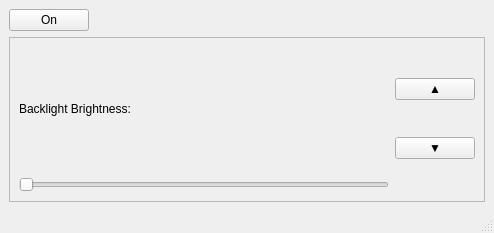
This is sw/ui/mainwindow.ui in OSCARAdapter/OSCAR as Qt 5 draws it before an edit. The edited form follows.
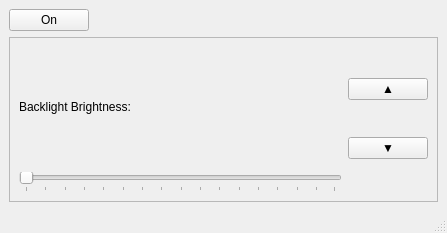
This is the edited form.

Diff of the .ui file:
```diff
--- a/sw/ui/mainwindow.ui
+++ b/sw/ui/mainwindow.ui
@@ -6,7 +6,7 @@
    <rect>
     <x>0</x>
     <y>0</y>
-    <width>494</width>
+    <width>447</width>
     <height>233</height>
    </rect>
   </property>
@@ -32,7 +32,7 @@
       </property>
       <property name="sizeHint" stdset="0">
        <size>
-        <width>366</width>
+        <width>319</width>
         <height>20</height>
        </size>
       </property>
@@ -64,6 +64,12 @@
            <property name="orientation">
             <enum>Qt::Horizontal</enum>
            </property>
+           <property name="tickPosition">
+            <enum>QSlider::TicksBelow</enum>
+           </property>
+           <property name="tickInterval">
+            <number>16</number>
+           </property>
           </widget>
          </item>
         </layout>
```
Left out of the diff: 4 changed lines with no effect on the pictures.
